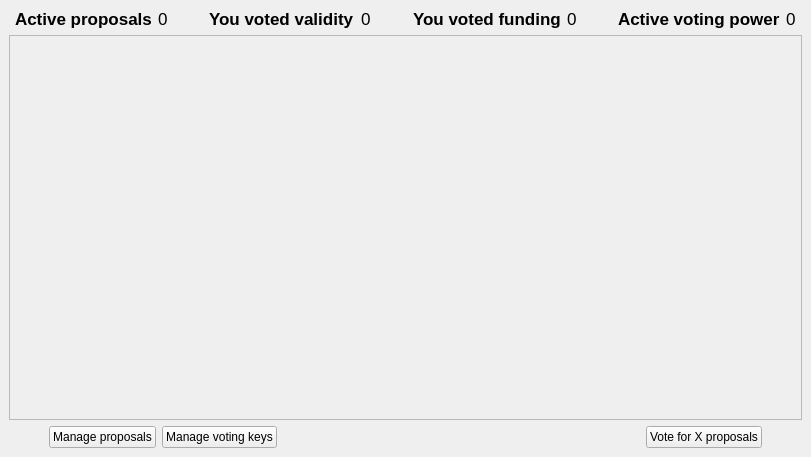
The window that src/qt/forms/smartvoting.ui (SmartCash/Core-Smart) describes before a commit, drawn with Qt 5.
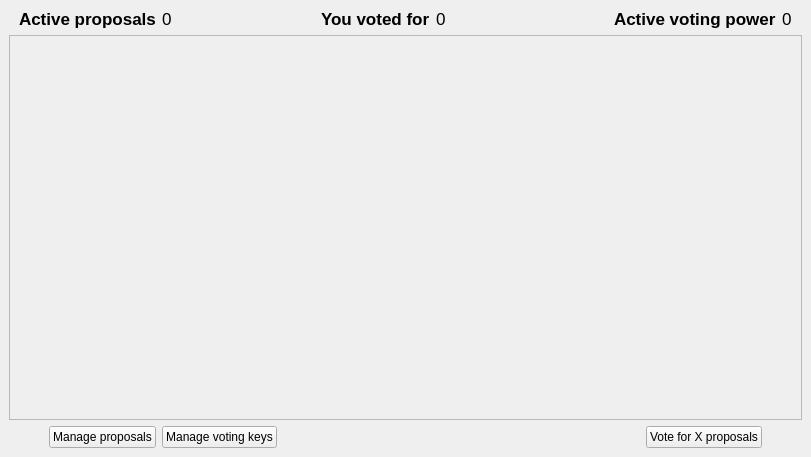
The same window after the commit. The open tabs and pages were chosen to show the change.

Commit message: qt: Removed validity voting from the voting UI

Patch:
```diff
--- a/src/qt/forms/smartvoting.ui
+++ b/src/qt/forms/smartvoting.ui
@@ -217,63 +217,6 @@
               </property>
              </spacer>
             </item>
-            <item>
-             <layout class="QHBoxLayout" name="horizontalLayout_5">
-              <item>
-               <widget class="QLabel" name="label_18">
-                <property name="sizePolicy">
-                 <sizepolicy hsizetype="Preferred" vsizetype="Maximum">
-                  <horstretch>0</horstretch>
-                  <verstretch>0</verstretch>
-                 </sizepolicy>
-                </property>
-                <property name="font">
-                 <font>
-                  <pointsize>13</pointsize>
-                  <weight>75</weight>
-                  <bold>true</bold>
-                 </font>
-                </property>
-                <property name="text">
-                 <string>You voted validity</string>
-                </property>
-               </widget>
-              </item>
-              <item>
-               <widget class="QLabel" name="votedForValidityLabel">
-                <property name="sizePolicy">
-                 <sizepolicy hsizetype="Expanding" vsizetype="Maximum">
-                  <horstretch>0</horstretch>
-                  <verstretch>0</verstretch>
-                 </sizepolicy>
-                </property>
-                <property name="font">
-                 <font>
-                  <pointsize>13</pointsize>
-                  <weight>50</weight>
-                  <bold>false</bold>
-                 </font>
-                </property>
-                <property name="text">
-                 <string>0</string>
-                </property>
-               </widget>
-              </item>
-             </layout>
-            </item>
-            <item>
-             <spacer name="horizontalSpacer_19">
-              <property name="orientation">
-               <enum>Qt::Horizontal</enum>
-              </property>
-              <property name="sizeHint" stdset="0">
-               <size>
-                <width>40</width>
-                <height>10</height>
-               </size>
-              </property>
-             </spacer>
-            </item>
             <item>
              <layout class="QHBoxLayout" name="horizontalLayout_10">
               <item>
@@ -292,7 +235,7 @@
                  </font>
                 </property>
                 <property name="text">
-                 <string>You voted funding</string>
+                 <string>You voted for</string>
                 </property>
                </widget>
               </item>
```
Left out of the diff: 2 changed lines with no effect on the pictures. The commit also changes 4 other files.
